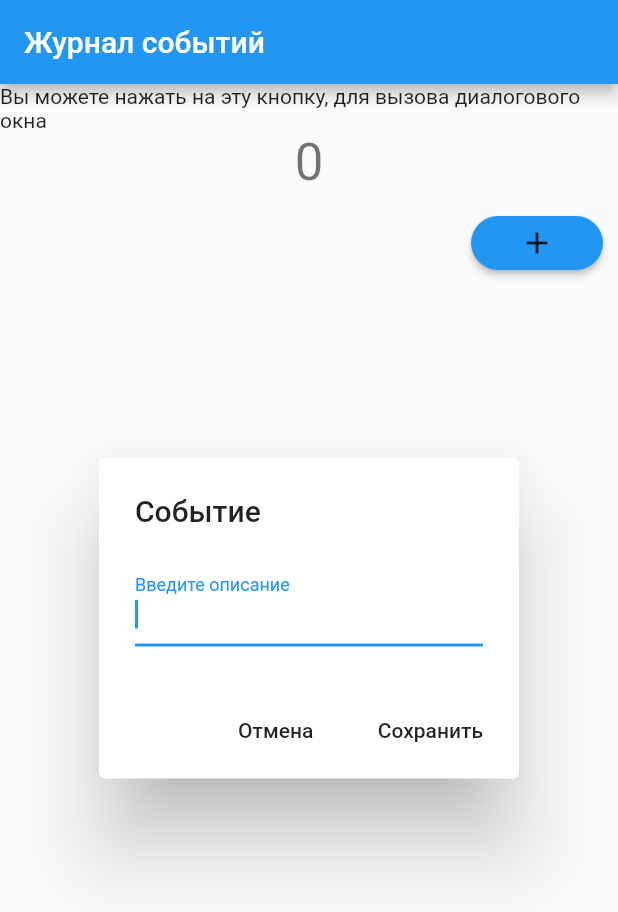
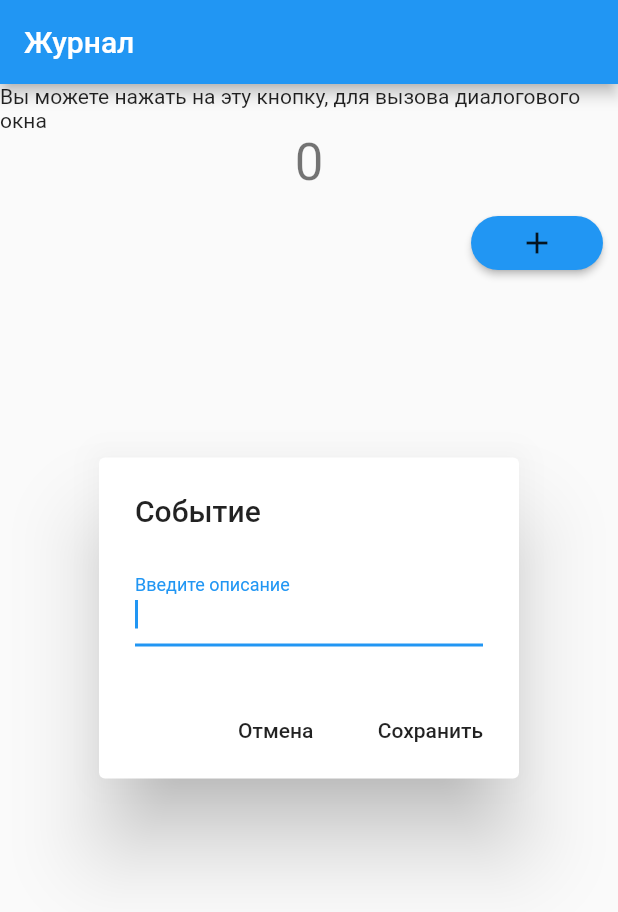
Before and after one commit to KonstantinDuda/-, a Flutter app: the screen it shows after launch, after a tap on the "add" icon, on a phone screen of 412 x 824 dp. Shown: the top 912 px of the screen. Run offline on Flutter 3.47's test engine with Material 2 defaults, Android fonts, the phone set to English and light mode, and no system bars; statements that could not run were skipped.

Commit message:
Перенес
Теперь главный файл лишь ссылки на второстепенные. Файл журнала содержит то что было в "майн" файле.

```diff
--- a/lib/MyJournal.dart
+++ b/lib/MyJournal.dart
@@ -1,16 +1,16 @@
 import 'package:flutter/material.dart';
 import 'package:journal/MyDialog.dart';
 
-class MyHomePage extends StatefulWidget {
-  MyHomePage({Key key, this.title}) : super(key: key);
+class MyJournal extends StatefulWidget {
+  MyJournal({Key key, /*this.title*/}) : super(key: key);
 
-  final String title;
+  //final String title;
 
   @override
-  _MyHomePageState createState() => _MyHomePageState();
+  _MyJournalState createState() => _MyJournalState();
 }
 
-class _MyHomePageState extends State<MyHomePage> {
+class _MyJournalState extends State<MyJournal> {
   int _counter = 0;
 
   void _incrementCounter() {
@@ -23,7 +23,7 @@ class _MyHomePageState extends State<MyHomePage> {
   Widget build(BuildContext context) {
     return Scaffold(
       appBar: AppBar(
-        title: Text(widget.title),
+        title: Text("Журнал"),
       ),
       body: Column(
         children: <Widget>[
--- a/lib/main.dart
+++ b/lib/main.dart
@@ -1,5 +1,7 @@
 import 'package:flutter/material.dart';
-import 'package:journal/MyDialog.dart';
+//import 'package:journal/MyDialog.dart';
+import 'package:journal/MyJournal.dart';
+import 'package:journal/MyCalendar.dart';
 
 void main() => runApp(MyApp());
 
@@ -12,79 +14,79 @@ class MyApp extends StatelessWidget {
       theme: ThemeData(
         primarySwatch: Colors.blue,
       ),
-      home: MyHomePage(title: 'Журнал событий'),
-      // initialRoute: '/',
-      // routes: {
-      //   '/': (BuildContext context) => MyJournal(),
-      //   '/Calendar': (BuildContext context) => MyCalendar()),
-      // },
+      //home: MyHomePage(title: 'Журнал событий'),
+      initialRoute: '/',
+      routes: {
+        '/': (BuildContext context) => MyJournal(),
+        '/Calendar': (BuildContext context) => MyCalendar(),
+      },
     );
   }
 }
 
-class MyHomePage extends StatefulWidget {
-  MyHomePage({Key key, this.title}) : super(key: key);
+// class MyHomePage extends StatefulWidget {
+//   MyHomePage({Key key, this.title}) : super(key: key);
 
-  final String title;
+//   final String title;
 
-  @override
-  _MyHomePageState createState() => _MyHomePageState();
-}
+//   @override
+//   _MyHomePageState createState() => _MyHomePageState();
+// }
 
-class _MyHomePageState extends State<MyHomePage> {
-  int _counter = 0;
+// class _MyHomePageState extends State<MyHomePage> {
+//   int _counter = 0;
 
-  void _incrementCounter() {
-    setState(() {
-      _counter++;
-    });
-  }
+//   void _incrementCounter() {
+//     setState(() {
+//       _counter++;
+//     });
+//   }
 
-  @override
-  Widget build(BuildContext context) {
-    return Scaffold(
-      appBar: AppBar(
-        title: Text(widget.title),
-      ),
-      body: Column(
-        children: <Widget>[
-          Center(
-            child: Column(
-              mainAxisAlignment: MainAxisAlignment.center,
-              children: <Widget>[
-                Text(
-                  'Вы можете нажать на эту кнопку, для вызова диалогового окна',
-                ),
-                Text(
-                  '$_counter',
-                  style: Theme.of(context).textTheme.display1,
-                ),
-              ],
-            ),
-          ),
-          Container(
-            margin: EdgeInsets.all(10),
-            child: Align(
-              alignment: Alignment.centerRight,
-              child: RaisedButton(
-                  shape: RoundedRectangleBorder(
-                      borderRadius: BorderRadius.circular(18.0)),
-                  color: Colors.blue,
-                  child: Icon(Icons.add),
-                  onPressed: () async {
-                    String value = await Navigator.push(
-                        context,
-                        PageRouteBuilder(
-                            opaque: false,
-                            pageBuilder: (context, _, __) => MyDialog()));
-                    if (value != '') {
-                      _incrementCounter();
-                    }
-                  }),
-            ),
-          )
-        ],
-      ),
-    );
-  }
-}
+//   @override
+//   Widget build(BuildContext context) {
+//     return Scaffold(
+//       appBar: AppBar(
+//         title: Text(widget.title),
+//       ),
+//       body: Column(
+//         children: <Widget>[
+//           Center(
+//             child: Column(
+//               mainAxisAlignment: MainAxisAlignment.center,
+//               children: <Widget>[
+//                 Text(
+//                   'Вы можете нажать на эту кнопку, для вызова диалогового окна',
+//                 ),
+//                 Text(
+//                   '$_counter',
+//                   style: Theme.of(context).textTheme.display1,
+//                 ),
+//               ],
+//             ),
+//           ),
+//           Container(
+//             margin: EdgeInsets.all(10),
+//             child: Align(
+//               alignment: Alignment.centerRight,
+//               child: RaisedButton(
+//                   shape: RoundedRectangleBorder(
+//                       borderRadius: BorderRadius.circular(18.0)),
+//                   color: Colors.blue,
+//                   child: Icon(Icons.add),
+//                   onPressed: () async {
+//                     String value = await Navigator.push(
+//                         context,
+//                         PageRouteBuilder(
+//                             opaque: false,
+//                             pageBuilder: (context, _, __) => MyDialog()));
+//                     if (value != '') {
+//                       _incrementCounter();
+//                     }
+//                   }),
+//             ),
+//           )
+//         ],
+//       ),
+//     );
+//   }
+// }
```
